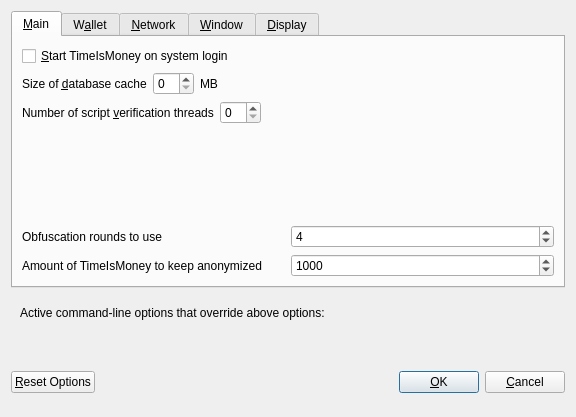
Above: src/qt/forms/optionsdialog.ui from rmcpartner/timeismoneycrypto before the change. Below: the same form after it.
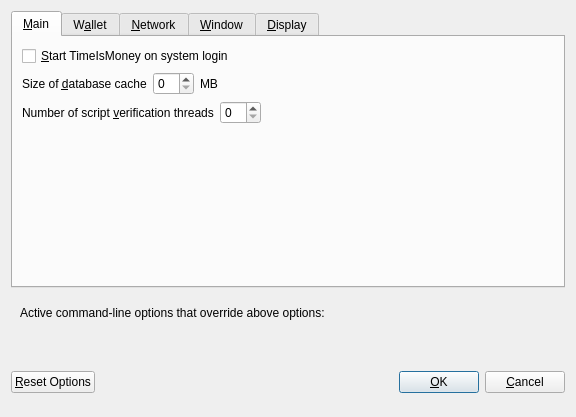
That is the form after the change. Custom widgets are drawn as their Qt base class.

Patch:
```diff
--- a/src/qt/forms/optionsdialog.ui
+++ b/src/qt/forms/optionsdialog.ui
@@ -130,75 +130,6 @@
          </property>
         </spacer>
        </item>
-       <item>
-        <layout class="QHBoxLayout" name="horizontalLayout_4_Main">
-         <item>
-          <widget class="QLabel" name="label">
-           <property name="toolTip">
-            <string>This setting determines the amount of individual masternodes that an input will be anonymized through.&lt;br/&gt;More rounds of anonymization gives a higher degree of privacy, but also costs more in fees.</string>
-           </property>
-           <property name="text">
-            <string>Obfuscation rounds to use</string>
-           </property>
-          </widget>
-         </item>
-         <item>
-          <widget class="QSpinBox" name="obfuscationRounds">
-           <property name="minimum">
-            <number>2</number>
-           </property>
-           <property name="maximum">
-            <number>8</number>
-           </property>
-           <property name="value">
-            <number>4</number>
-           </property>
-          </widget>
-         </item>
-        </layout>
-       </item>
-       <item>
-        <layout class="QHBoxLayout" name="horizontalLayout">
-         <item>
-          <widget class="QLabel" name="label_2">
-           <property name="toolTip">
-            <string>This amount acts as a threshold to turn off Obfuscation once it's reached.</string>
-           </property>
-           <property name="statusTip">
-            <string notr="true"/>
-           </property>
-           <property name="whatsThis">
-            <string notr="true"/>
-           </property>
-           <property name="accessibleName">
-            <string notr="true"/>
-           </property>
-           <property name="accessibleDescription">
-            <string notr="true"/>
-           </property>
-           <property name="text">
-            <string>Amount of TimeIsMoney to keep anonymized</string>
-           </property>
-          </widget>
-         </item>
-         <item>
-          <widget class="QSpinBox" name="anonymizeTimeIsMoney">
-           <property name="minimum">
-            <number>100</number>
-           </property>
-           <property name="maximum">
-            <number>100000</number>
-           </property>
-           <property name="singleStep">
-            <number>100</number>
-           </property>
-           <property name="value">
-            <number>1000</number>
-           </property>
-          </widget>
-         </item>
-        </layout>
-       </item>
       </layout>
      </widget>
      <widget class="QWidget" name="tabWallet">
```
Left out of the diff: 2 changed lines with no effect on the pictures.
